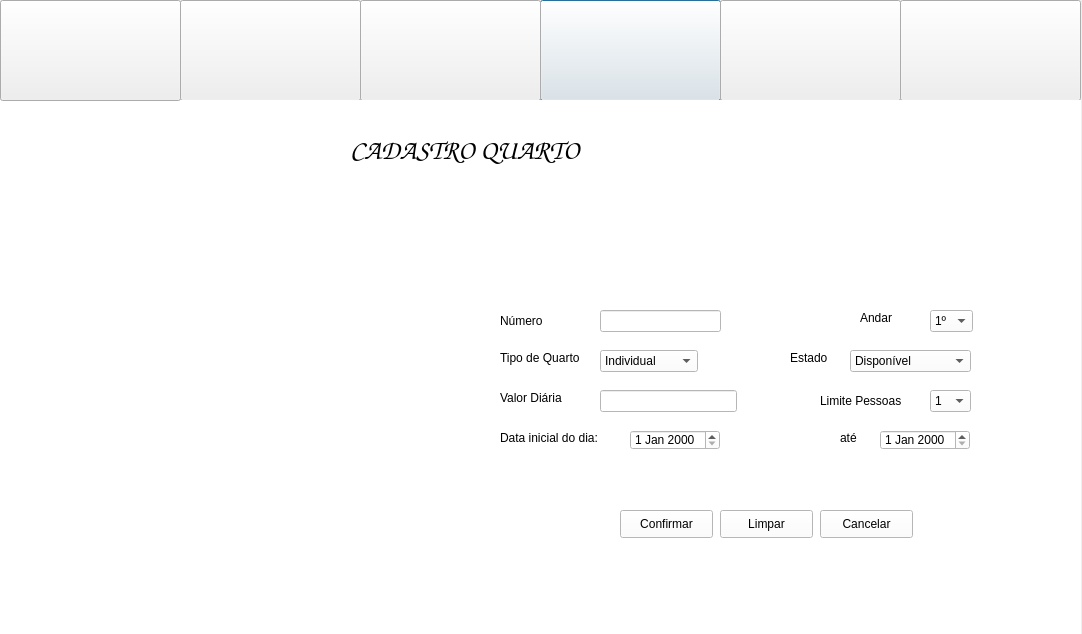
Qt form InterfaceGrafica/Hotel/menupainel.ui (Caioww/Hotel) before a commit.
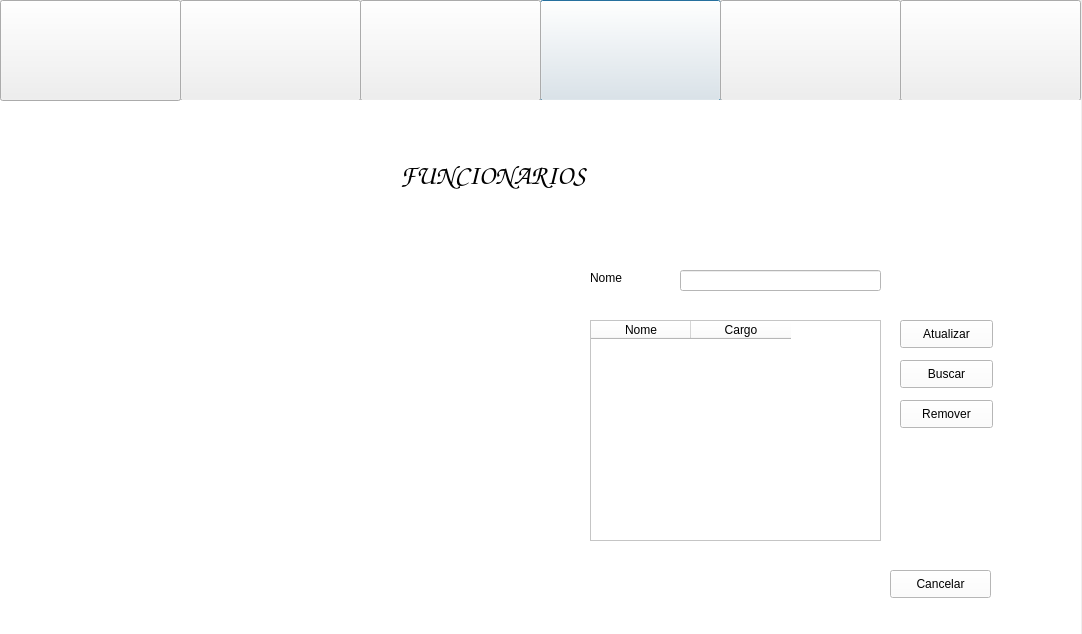
The same form after that commit. The open tabs and pages were chosen to show the change. Icons and pictures are not drawn.

Diff of the .ui file:
```diff
--- a/InterfaceGrafica/Hotel/menupainel.ui
+++ b/InterfaceGrafica/Hotel/menupainel.ui
@@ -492,9 +492,9 @@
     <widget class="QLineEdit" name="txtNumero">
      <property name="geometry">
       <rect>
-       <x>600</x>
-       <y>210</y>
-       <width>121</width>
+       <x>590</x>
+       <y>170</y>
+       <width>141</width>
        <height>22</height>
       </rect>
      </property>
@@ -503,7 +503,7 @@
      <property name="geometry">
       <rect>
        <x>500</x>
-       <y>210</y>
+       <y>170</y>
        <width>61</width>
        <height>21</height>
       </rect>
@@ -515,8 +515,8 @@
     <widget class="QComboBox" name="comboQuarto">
      <property name="geometry">
       <rect>
-       <x>600</x>
-       <y>250</y>
+       <x>610</x>
+       <y>210</y>
        <width>98</width>
        <height>22</height>
       </rect>
@@ -541,7 +541,7 @@
      <property name="geometry">
       <rect>
        <x>500</x>
-       <y>250</y>
+       <y>210</y>
        <width>86</width>
        <height>16</height>
       </rect>
@@ -554,7 +554,7 @@
      <property name="geometry">
       <rect>
        <x>790</x>
-       <y>250</y>
+       <y>210</y>
        <width>38</width>
        <height>16</height>
       </rect>
@@ -567,7 +567,7 @@
      <property name="geometry">
       <rect>
        <x>850</x>
-       <y>250</y>
+       <y>210</y>
        <width>121</width>
        <height>22</height>
       </rect>
@@ -591,8 +591,8 @@
     <widget class="QDateEdit" name="dateInicial">
      <property name="geometry">
       <rect>
-       <x>630</x>
-       <y>330</y>
+       <x>620</x>
+       <y>290</y>
        <width>90</width>
        <height>20</height>
       </rect>
@@ -602,20 +602,20 @@
      <property name="geometry">
       <rect>
        <x>500</x>
-       <y>330</y>
+       <y>290</y>
        <width>106</width>
        <height>16</height>
       </rect>
      </property>
      <property name="text">
-      <string>Data inicial do dia:</string>
+      <string>Data Inicial</string>
      </property>
     </widget>
     <widget class="QLabel" name="label_17">
      <property name="geometry">
       <rect>
        <x>500</x>
-       <y>290</y>
+       <y>250</y>
        <width>81</width>
        <height>16</height>
       </rect>
@@ -627,8 +627,8 @@
     <widget class="QLineEdit" name="txtDiaria">
      <property name="geometry">
       <rect>
-       <x>600</x>
-       <y>290</y>
+       <x>590</x>
+       <y>250</y>
        <width>137</width>
        <height>22</height>
       </rect>
@@ -637,8 +637,8 @@
     <widget class="QLabel" name="label_18">
      <property name="geometry">
       <rect>
-       <x>820</x>
-       <y>290</y>
+       <x>790</x>
+       <y>250</y>
        <width>84</width>
        <height>21</height>
       </rect>
@@ -651,7 +651,7 @@
      <property name="geometry">
       <rect>
        <x>930</x>
-       <y>290</y>
+       <y>250</y>
        <width>41</width>
        <height>22</height>
       </rect>
@@ -685,8 +685,8 @@
     <widget class="QLabel" name="label_2">
      <property name="geometry">
       <rect>
-       <x>840</x>
-       <y>330</y>
+       <x>800</x>
+       <y>290</y>
        <width>31</width>
        <height>16</height>
       </rect>
@@ -699,7 +699,7 @@
      <property name="geometry">
       <rect>
        <x>880</x>
-       <y>330</y>
+       <y>290</y>
        <width>90</width>
        <height>20</height>
       </rect>
@@ -708,8 +708,8 @@
     <widget class="QLabel" name="label_14">
      <property name="geometry">
       <rect>
-       <x>860</x>
-       <y>210</y>
+       <x>850</x>
+       <y>170</y>
        <width>34</width>
        <height>16</height>
       </rect>
@@ -722,7 +722,7 @@
      <property name="geometry">
       <rect>
        <x>930</x>
-       <y>210</y>
+       <y>170</y>
        <width>43</width>
        <height>22</height>
       </rect>
@@ -1726,6 +1726,143 @@
      </property>
     </widget>
    </widget>
+   <widget class="QWidget" name="page_10">
+    <widget class="QLabel" name="label_53">
+     <property name="geometry">
+      <rect>
+       <x>400</x>
+       <y>50</y>
+       <width>291</width>
+       <height>51</height>
+      </rect>
+     </property>
+     <property name="font">
+      <font>
+       <family>Comic Sans MS</family>
+       <pointsize>20</pointsize>
+       <weight>75</weight>
+       <bold>true</bold>
+      </font>
+     </property>
+     <property name="text">
+      <string>FUNCIONARIOS</string>
+     </property>
+    </widget>
+    <widget class="QTableWidget" name="tableWidget_3">
+     <property name="geometry">
+      <rect>
+       <x>590</x>
+       <y>220</y>
+       <width>291</width>
+       <height>221</height>
+      </rect>
+     </property>
+     <column>
+      <property name="text">
+       <string>Nome</string>
+      </property>
+     </column>
+     <column>
+      <property name="text">
+       <string>Cargo</string>
+      </property>
+     </column>
+    </widget>
+    <widget class="QLabel" name="label_54">
+     <property name="geometry">
+      <rect>
+       <x>590</x>
+       <y>170</y>
+       <width>55</width>
+       <height>16</height>
+      </rect>
+     </property>
+     <property name="text">
+      <string>Nome</string>
+     </property>
+    </widget>
+    <widget class="QLineEdit" name="edtNomeFuncionario">
+     <property name="geometry">
+      <rect>
+       <x>680</x>
+       <y>170</y>
+       <width>201</width>
+       <height>21</height>
+      </rect>
+     </property>
+    </widget>
+    <widget class="QPushButton" name="btnFAtualizar">
+     <property name="geometry">
+      <rect>
+       <x>900</x>
+       <y>220</y>
+       <width>93</width>
+       <height>28</height>
+      </rect>
+     </property>
+     <property name="text">
+      <string>Atualizar</string>
+     </property>
+    </widget>
+    <widget class="QPushButton" name="btnFBuscar">
+     <property name="geometry">
+      <rect>
+       <x>900</x>
+       <y>260</y>
+       <width>93</width>
+       <height>28</height>
+      </rect>
+     </property>
+     <property name="text">
+      <string>Buscar</string>
+     </property>
+    </widget>
+    <widget class="QPushButton" name="btnFRemover">
+     <property name="geometry">
+      <rect>
+       <x>900</x>
+       <y>300</y>
+       <width>93</width>
+       <height>28</height>
+      </rect>
+     </property>
+     <property name="text">
+      <string>Remover</string>
+     </property>
+    </widget>
+    <widget class="QLabel" name="label_55">
+     <property name="geometry">
+      <rect>
+       <x>30</x>
+       <y>160</y>
+       <width>521</width>
+       <height>291</height>
+      </rect>
+     </property>
+     <property name="text">
+      <string/>
+     </property>
+     <property name="pixmap">
+      <pixmap resource="arquivosrecurso.qrc">:/imgs/imagens/funcionarios.png</pixmap>
+     </property>
+     <property name="scaledContents">
+      <bool>true</bool>
+     </property>
+    </widget>
+    <widget class="QPushButton" name="pushButton">
+     <property name="geometry">
+      <rect>
+       <x>890</x>
+       <y>470</y>
+       <width>101</width>
+       <height>28</height>
+      </rect>
+     </property>
+     <property name="text">
+      <string>Cancelar</string>
+     </property>
+    </widget>
+   </widget>
   </widget>
   <widget class="QPushButton" name="btnMenu">
    <property name="geometry">
```
Left out of the diff: 66 changed lines with no effect on the pictures.
